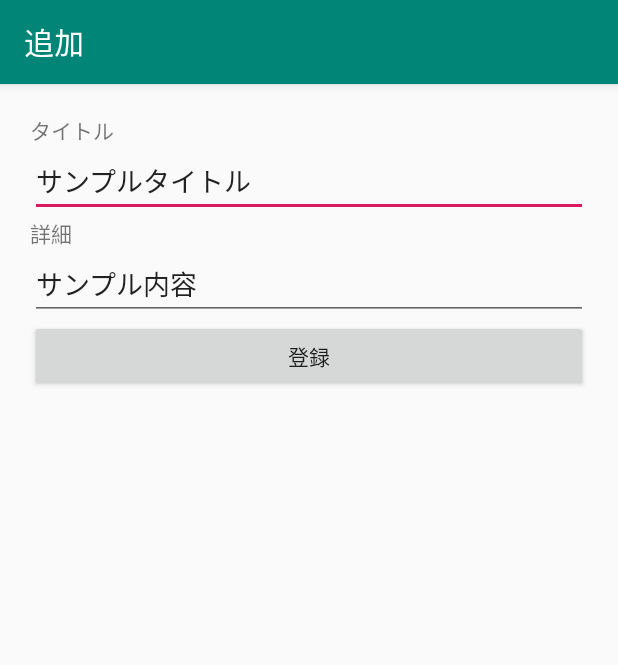
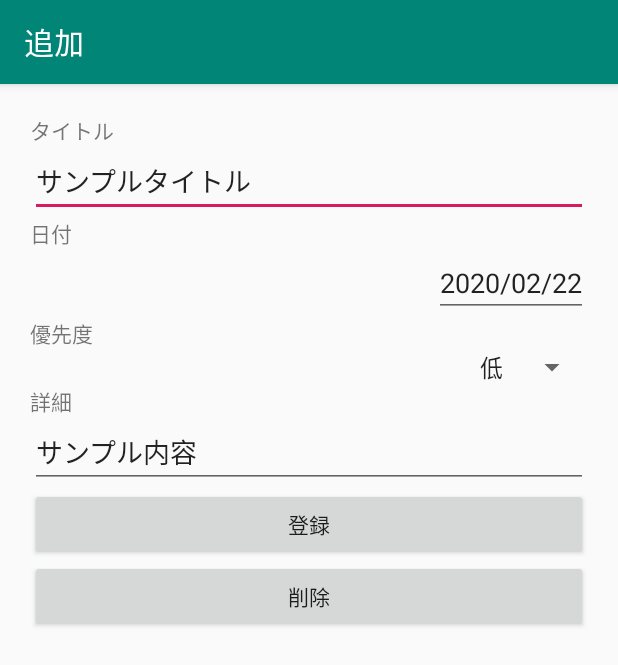
Before and after one commit to takayan40/ToDoApp, an Android app: the AddActivity screen opened directly, with no data from a screen before it, on a phone screen of 412 x 824 dp. Shown: the top 665 px of the screen. Run offline under Robolectric (Android 15) with nearby library versions, the phone set to English and light mode, and no system bars.

Commit message:
登録画面の追加

```diff
--- a/app/src/main/java/io/github/takayan40/todoapp/AddActivity.kt
+++ b/app/src/main/java/io/github/takayan40/todoapp/AddActivity.kt
@@ -1,14 +1,60 @@
 package io.github.takayan40.todoapp
 
+import android.annotation.SuppressLint
 import androidx.appcompat.app.AppCompatActivity
 import android.os.Bundle
+import android.view.View
+import android.widget.*
+import androidx.fragment.app.FragmentManager
 import kotlinx.android.synthetic.main.activity_add.*
+import java.text.SimpleDateFormat
+import java.util.*
+import android.widget.Toast
+import androidx.core.app.ComponentActivity.ExtraData
+import androidx.core.content.ContextCompat.getSystemService
+import android.icu.lang.UCharacter.GraphemeClusterBreak.T
+import android.util.Log
 
-class AddActivity : AppCompatActivity() {
 
+class AddActivity : AppCompatActivity(), DatePickerDialogFragment.Callback{
+
+    private lateinit var dateEdit: EditText
+    private lateinit var prioritySpinner: Spinner
+    private lateinit var addButton: Button
+    private lateinit var deleteButton: Button
+
+    @SuppressLint("SimpleDateFormat")
     override fun onCreate(savedInstanceState: Bundle?) {
         super.onCreate(savedInstanceState)
         setContentView(R.layout.activity_add)
         toolbar.title = "追加"
+
+        dateEdit = findViewById(R.id.date_edit)
+        prioritySpinner = findViewById(R.id.priority_spinner)
+        addButton = findViewById(R.id.add_button)
+        deleteButton = findViewById(R.id.delete_button)
+
+        dateEdit.setText(SimpleDateFormat("yyyy/MM/dd").format(Date()))
+
+        Log.d("tag", prioritySpinner.selectedItem.toString())
+
+        // 日付
+        dateEdit.setOnClickListener {
+            DatePickerDialogFragment().apply {
+            }.show(supportFragmentManager, DatePickerDialogFragment::class.java.canonicalName)
+        }
+        // 登録
+        addButton.setOnClickListener{
+
+        }
+        // 削除
+        deleteButton.setOnClickListener {
+
+        }
+
+    }
+
+    override fun onDialogResult(dialogCode: Int?, year: Int, month: Int, dayOfMonth: Int) {
+        dateEdit.setText("%s/%s/%s".format(year, month, dayOfMonth))
     }
 }
--- a/app/src/main/res/layout/activity_add.xml
+++ b/app/src/main/res/layout/activity_add.xml
@@ -30,7 +30,7 @@
             android:id="@+id/title_view"
             android:layout_width="match_parent"
             android:layout_height="wrap_content"
-            android:text="タイトル" />
+            android:text="@string/title" />
 
         <EditText
             android:id="@+id/title_edit"
@@ -40,11 +40,46 @@
             android:text="サンプルタイトル" />
 
         <TextView
+            android:id="@+id/date_view"
+            android:layout_width="match_parent"
+            android:layout_height="wrap_content"
+            android:layout_below="@+id/title_edit"
+            android:text="@string/date" />
+
+        <EditText
+            android:id="@+id/date_edit"
+            android:layout_width="wrap_content"
+            android:layout_height="wrap_content"
+            android:layout_below="@+id/date_view"
+            android:layout_alignParentEnd="true"
+            android:layout_centerHorizontal="@+id/priority_view"
+            android:text="20020/01/01"
+            android:inputType="none"
+            android:focusable="false"
+            tools:ignore="TextFields" />
+
+        <TextView
+            android:id="@+id/priority_view"
+            android:layout_width="wrap_content"
+            android:layout_height="wrap_content"
+            android:layout_below="@+id/date_edit"
+            android:text="@string/priority" />
+
+        <Spinner
+            android:id="@+id/priority_spinner"
+            android:layout_width="wrap_content"
+            android:layout_height="wrap_content"
+            android:layout_below="@+id/priority_view"
+            android:layout_alignParentEnd="true"
+            android:entries="@array/list"
+            android:spinnerMode="dialog" />
+
+        <TextView
             android:id="@+id/detail_view"
             android:layout_width="match_parent"
             android:layout_height="wrap_content"
-            android:layout_below="@+id/title_edit"
-            android:text="詳細" />
+            android:layout_below="@+id/priority_spinner"
+            android:text="@string/detail" />
 
         <EditText
             android:id="@+id/detail_edit"
@@ -58,7 +93,15 @@
             android:layout_width="match_parent"
             android:layout_height="wrap_content"
             android:layout_below="@+id/detail_edit"
-            android:text="登録" />
+            android:text="@string/add" />
+
+        <Button
+            android:id="@+id/delete_button"
+            android:layout_width="match_parent"
+            android:layout_height="wrap_content"
+            android:layout_below="@+id/add_button"
+            android:text="@string/delete" />
+
 
     </RelativeLayout>
 </LinearLayout>
--- a/app/src/main/res/values/strings.xml
+++ b/app/src/main/res/values/strings.xml
@@ -2,4 +2,16 @@
     <string name="app_name">ToDoApp</string>
     <string name="tab_text_1">Tab 1</string>
     <string name="tab_text_2">Tab 2</string>
+    <string name="title">タイトル</string>
+    <string name="date">日付</string>
+    <string name="priority">優先度</string>
+    <string name="detail">詳細</string>
+    <string name="add">登録</string>
+    <string name="delete">削除</string>
+
+    <string-array name="list">
+        <item>低</item>
+        <item>中</item>
+        <item>高</item>
+    </string-array>
 </resources>
--- a/build.gradle
+++ b/build.gradle
@@ -2,6 +2,7 @@
 
 buildscript {
     ext.kotlin_version = '1.3.61'
+    ext.objectboxVersion = '2.5.1'
     repositories {
         google()
         jcenter()
@@ -11,6 +12,7 @@ buildscript {
         classpath 'com.android.tools.build:gradle:3.5.3'
         classpath "org.jetbrains.kotlin:kotlin-gradle-plugin:$kotlin_version"
         classpath 'com.google.gms:google-services:4.2.0'
+        classpath "io.objectbox:objectbox-gradle-plugin:$objectboxVersion"
         // NOTE: Do not place your application dependencies here; they belong
         // in the individual module build.gradle files
     }
```
Also changed, not shown: app/build.gradle (+7 -0 lines), app/src/main/java/io/github/takayan40/todoapp/DatePickerFlagment.kt (added, +53 -0 lines), app/src/main/java/io/github/takayan40/todoapp/MyApplication.kt (added, +12 -0 lines), app/src/main/java/io/github/takayan40/todoapp/Todo.kt (added, +16 -0 lines), app/src/main/java/io/github/takayan40/todoapp/TodoStoreRepository.kt (added, +16 -0 lines), 2 other files.
